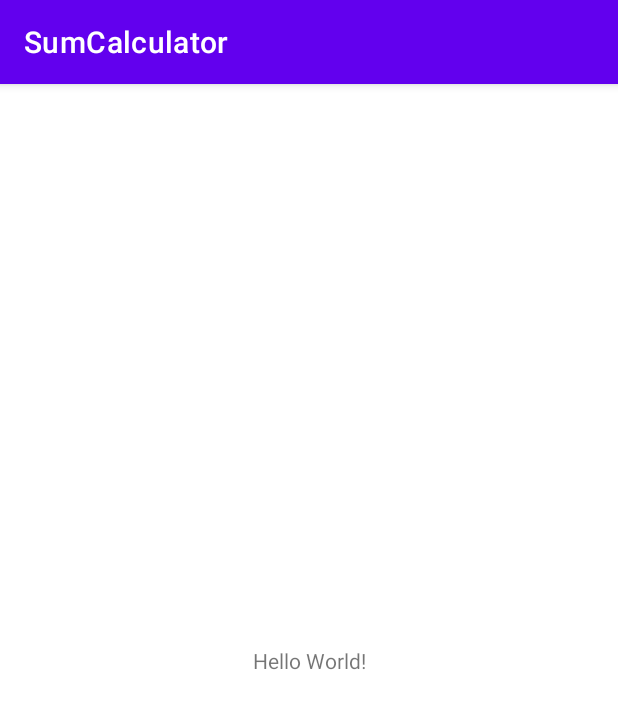
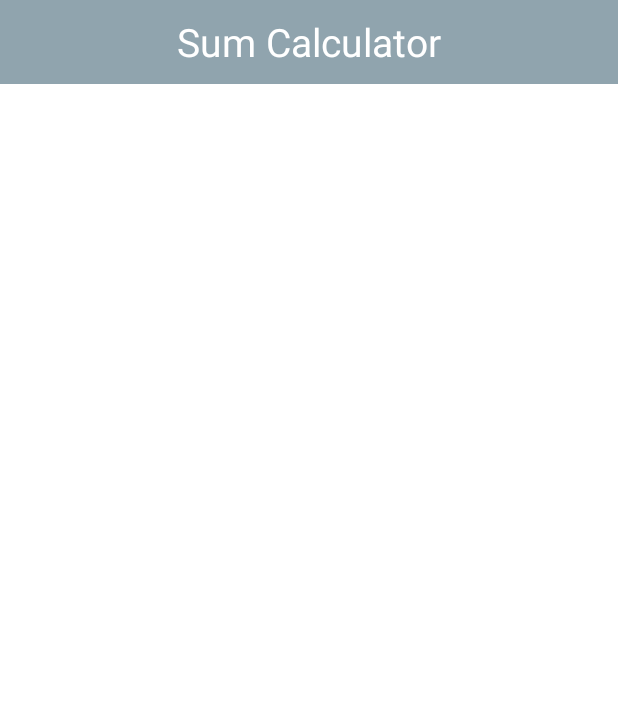
Before and after one commit to SerapErcel/SumCalculator, an Android app: the screen it shows after launch (MainActivity), on a phone screen of 412 x 824 dp. Shown: the top 709 px of the screen. Run offline under Robolectric (Android 15) with nearby library versions, the phone set to English and light mode, and no system bars.

Commit message:
Add light theme

```diff
--- a/app/src/main/res/layout/activity_main.xml
+++ b/app/src/main/res/layout/activity_main.xml
@@ -6,13 +6,25 @@
     android:layout_height="match_parent"
     tools:context=".MainActivity">
 
-    <TextView
-        android:layout_width="wrap_content"
+    <androidx.appcompat.widget.Toolbar
+        android:id="@+id/toolbar"
+        android:layout_width="0dp"
         android:layout_height="wrap_content"
-        android:text="Hello World!"
-        app:layout_constraintBottom_toBottomOf="parent"
+        android:background="?attr/colorPrimary"
+        android:minHeight="?attr/actionBarSize"
+        android:theme="?attr/actionBarTheme"
         app:layout_constraintEnd_toEndOf="parent"
         app:layout_constraintStart_toStartOf="parent"
-        app:layout_constraintTop_toTopOf="parent" />
+        app:layout_constraintTop_toTopOf="parent">
+
+        <TextView
+            android:layout_width="wrap_content"
+            android:layout_height="wrap_content"
+            android:layout_gravity="center"
+            android:text="@string/app_title"
+            android:textColor="@color/white"
+            android:textSize="26sp" />
+
+    </androidx.appcompat.widget.Toolbar>
 
 </androidx.constraintlayout.widget.ConstraintLayout>
--- a/app/src/main/res/values-night/themes.xml
+++ b/app/src/main/res/values-night/themes.xml
@@ -12,5 +12,7 @@
         <!-- Status bar color. -->
         <item name="android:statusBarColor">?attr/colorPrimaryVariant</item>
         <!-- Customize your theme here. -->
+        <item name="windowActionBar">false</item>
+        <item name="windowNoTitle">true</item>
     </style>
 </resources>
--- a/app/src/main/res/values/colors.xml
+++ b/app/src/main/res/values/colors.xml
@@ -7,4 +7,13 @@
     <color name="teal_700">#FF018786</color>
     <color name="black">#FF000000</color>
     <color name="white">#FFFFFFFF</color>
+    <!-- Custom Colors -->
+    <color name="primaryColor">#90a4ae</color>
+    <color name="primaryLightColor">#c1d5e0</color>
+    <color name="primaryDarkColor">#62757f</color>
+    <color name="secondaryColor">#9575cd</color>
+    <color name="secondaryLightColor">#c7a4ff</color>
+    <color name="secondaryDarkColor">#65499c</color>
+    <color name="primaryTextColor">#000000</color>
+    <color name="secondaryTextColor">#000000</color>
 </resources>
--- a/app/src/main/res/values/strings.xml
+++ b/app/src/main/res/values/strings.xml
@@ -1,3 +1,4 @@
 <resources>
     <string name="app_name">SumCalculator</string>
+    <string name="app_title">Sum Calculator</string>
 </resources>
--- a/app/src/main/res/values/themes.xml
+++ b/app/src/main/res/values/themes.xml
@@ -2,15 +2,17 @@
     <!-- Base application theme. -->
     <style name="Theme.SumCalculator" parent="Theme.MaterialComponents.DayNight.DarkActionBar">
         <!-- Primary brand color. -->
-        <item name="colorPrimary">@color/purple_500</item>
-        <item name="colorPrimaryVariant">@color/purple_700</item>
+        <item name="colorPrimary">@color/primaryColor</item>
+        <item name="colorPrimaryVariant">@color/primaryDarkColor</item>
         <item name="colorOnPrimary">@color/white</item>
         <!-- Secondary brand color. -->
-        <item name="colorSecondary">@color/teal_200</item>
-        <item name="colorSecondaryVariant">@color/teal_700</item>
+        <item name="colorSecondary">@color/secondaryColor</item>
+        <item name="colorSecondaryVariant">@color/secondaryDarkColor</item>
         <item name="colorOnSecondary">@color/black</item>
         <!-- Status bar color. -->
-        <item name="android:statusBarColor">?attr/colorPrimaryVariant</item>
+        <item name="android:statusBarColor">@color/primaryDarkColor</item>
         <!-- Customize your theme here. -->
+        <item name="windowActionBar">false</item>
+        <item name="windowNoTitle">true</item>
     </style>
 </resources>
```
